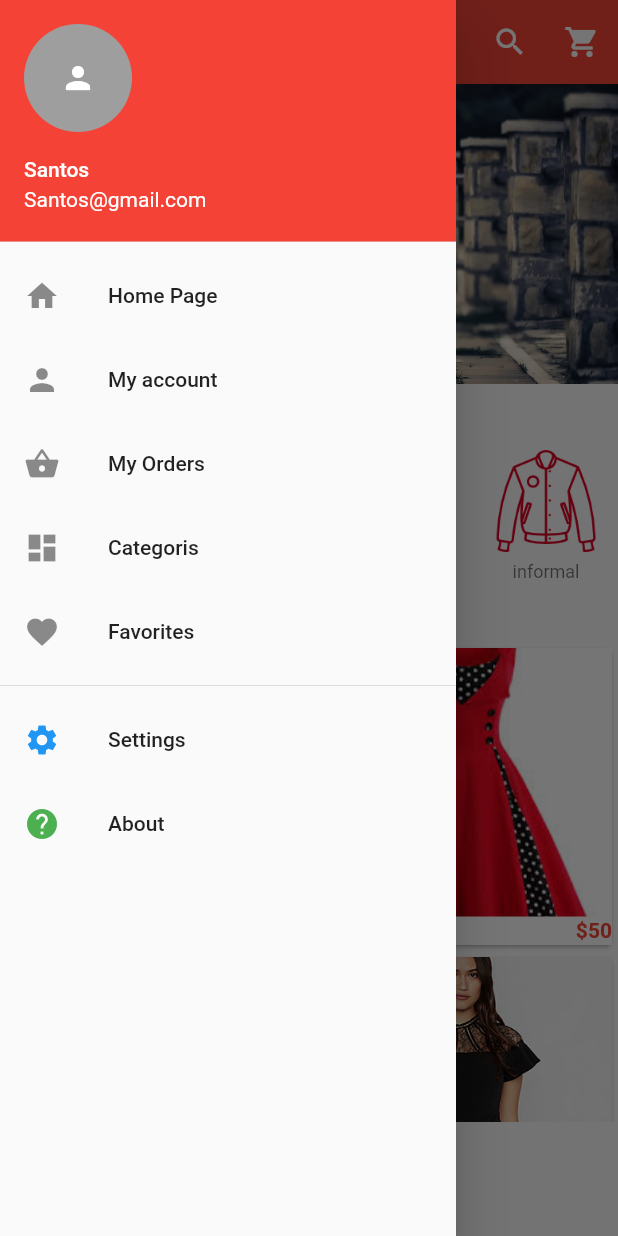
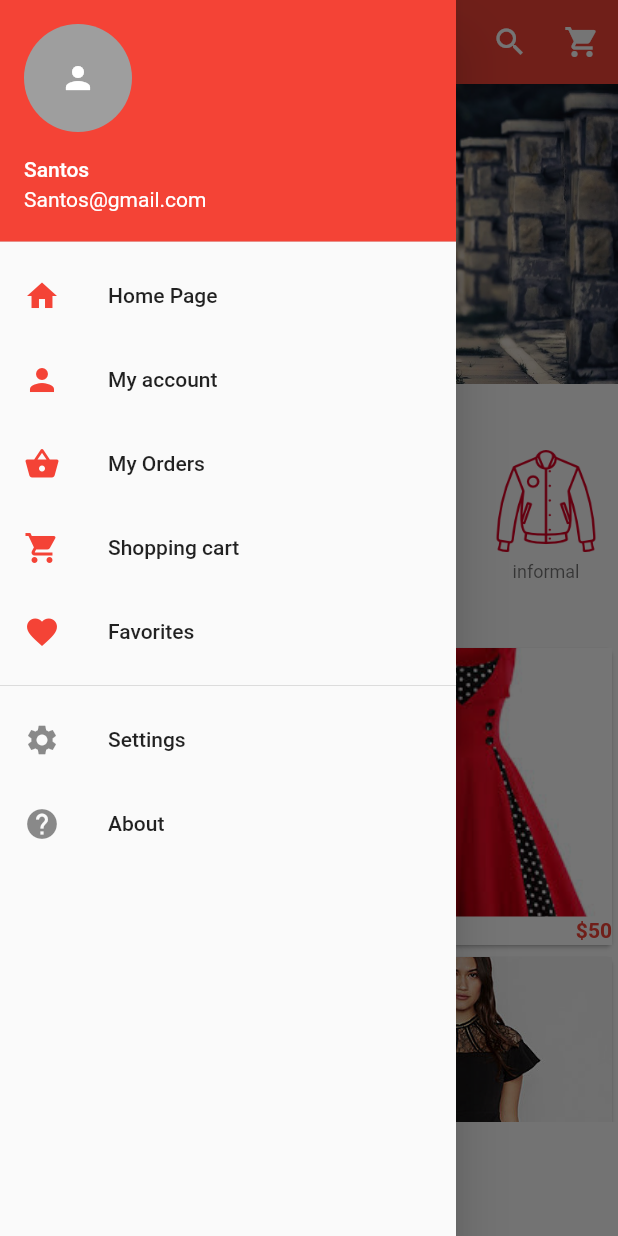
Before and after one commit to Hodosov/e-commerce, a Flutter app: the screen it shows after launch, with the side drawer open, on a phone screen of 412 x 824 dp. Run offline on Flutter 3.47's test engine with Material 2 defaults, Android fonts, the phone set to English and light mode, and no system bars; drawn by our look-alikes of carousel_pro.

```diff
--- a/lib/components/products.dart
+++ b/lib/components/products.dart
@@ -124,7 +124,7 @@ class Single_prod extends StatelessWidget {
                                 )),
                                 Text(
                                   '\$$prod_price',
-                                  style: TextStyle(color: Colors.red, fontWeight: FontWeight.bold),
+                                  style: const TextStyle(color: Colors.red, fontWeight: FontWeight.bold),
                                 )
                               ],
                             )),
--- a/lib/main.dart
+++ b/lib/main.dart
@@ -81,35 +81,35 @@ class _HomePageState extends State<HomePage> {
               onTap: () {},
               child: const ListTile(
                 title: Text("Home Page"),
-                leading: Icon(Icons.home),
+                leading: Icon(Icons.home, color: Colors.red),
               ),
             ),
             InkWell(
               onTap: () {},
               child: const ListTile(
                 title: Text("My account"),
-                leading: Icon(Icons.person),
+                leading: Icon(Icons.person, color: Colors.red),
               ),
             ),
             InkWell(
               onTap: () {},
               child: const ListTile(
                 title: Text("My Orders"),
-                leading: Icon(Icons.shopping_basket),
+                leading: Icon(Icons.shopping_basket, color: Colors.red),
               ),
             ),
             InkWell(
               onTap: () {},
               child: const ListTile(
-                title: Text("Categoris"),
-                leading: Icon(Icons.dashboard),
+                title: Text("Shopping cart"),
+                leading: Icon(Icons.shopping_cart, color: Colors.red,),
               ),
             ),
             InkWell(
               onTap: () {},
               child: const ListTile(
                 title: Text("Favorites"),
-                leading: Icon(Icons.favorite),
+                leading: Icon(Icons.favorite,  color: Colors.red),
               ),
             ),
             const Divider(),
@@ -117,7 +117,7 @@ class _HomePageState extends State<HomePage> {
               onTap: () {},
               child: const ListTile(
                 title: Text("Settings"),
-                leading: Icon(Icons.settings, color: Colors.blue),
+                leading: Icon(Icons.settings, ),
               ),
             ),
             InkWell(
@@ -126,7 +126,6 @@ class _HomePageState extends State<HomePage> {
                 title: Text("About"),
                 leading: Icon(
                   Icons.help,
-                  color: Colors.green,
                 ),
               ),
             ),
@@ -141,14 +140,10 @@ class _HomePageState extends State<HomePage> {
             child: Text('Caregories'),
           ),
           HorisontalList(),
-
-
           const Padding(
             padding: EdgeInsets.all(12.0),
             child: Text('Recent products'),
           ),
-
-
         Container(
           height: 320,
           child: Products(),
```
Also changed, not shown: lib/pages/product.dart (+121 -7 lines).
